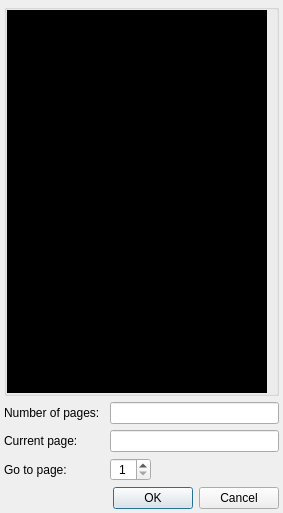
Above: forms/go_to_page_dialog.ui from mstuttgart/pynocchio before the change. Below: the same form after it.
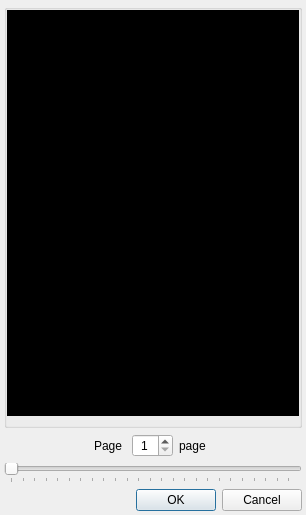
That is the form after the change. Icons and pictures are not drawn.

Commit message: [FIX] Update GoToDialog and add slider to select page. Close #49

```diff
--- a/forms/go_to_page_dialog.ui
+++ b/forms/go_to_page_dialog.ui
@@ -6,8 +6,8 @@
    <rect>
     <x>0</x>
     <y>0</y>
-    <width>283</width>
-    <height>513</height>
+    <width>306</width>
+    <height>515</height>
    </rect>
   </property>
   <property name="windowTitle">
@@ -38,9 +38,12 @@
         <set>Qt::AlignCenter</set>
        </property>
        <property name="flat">
-        <bool>true</bool>
+        <bool>false</bool>
        </property>
        <layout class="QVBoxLayout" name="vertical_layout_3">
+        <property name="spacing">
+         <number>0</number>
+        </property>
         <property name="leftMargin">
          <number>0</number>
         </property>
@@ -48,10 +51,10 @@
          <number>0</number>
         </property>
         <property name="rightMargin">
-         <number>9</number>
+         <number>0</number>
         </property>
         <property name="bottomMargin">
-         <number>0</number>
+         <number>9</number>
         </property>
         <item>
          <widget class="QScrollArea" name="scrollArea">
@@ -70,6 +73,9 @@
           <property name="horizontalScrollBarPolicy">
            <enum>Qt::ScrollBarAlwaysOff</enum>
           </property>
+          <property name="sizeAdjustPolicy">
+           <enum>QAbstractScrollArea::AdjustToContents</enum>
+          </property>
           <property name="widgetResizable">
            <bool>true</bool>
           </property>
@@ -81,13 +87,40 @@
             <rect>
              <x>0</x>
              <y>0</y>
-             <width>258</width>
-             <height>378</height>
+             <width>290</width>
+             <height>373</height>
             </rect>
            </property>
-           <layout class="QHBoxLayout" name="horizontalLayout">
+           <property name="sizePolicy">
+            <sizepolicy hsizetype="Expanding" vsizetype="Expanding">
+             <horstretch>0</horstretch>
+             <verstretch>0</verstretch>
+            </sizepolicy>
+           </property>
+           <layout class="QHBoxLayout" name="horizontal_layout">
+            <property name="spacing">
+             <number>0</number>
+            </property>
+            <property name="leftMargin">
+             <number>0</number>
+            </property>
+            <property name="topMargin">
+             <number>0</number>
+            </property>
+            <property name="rightMargin">
+             <number>0</number>
+            </property>
+            <property name="bottomMargin">
+             <number>0</number>
+            </property>
             <item>
-             <widget class="QLabel" name="label_icon">
+             <widget class="QLabel" name="page_label">
+              <property name="sizePolicy">
+               <sizepolicy hsizetype="Expanding" vsizetype="Expanding">
+                <horstretch>0</horstretch>
+                <verstretch>0</verstretch>
+               </sizepolicy>
+              </property>
               <property name="text">
                <string/>
               </property>
@@ -104,88 +137,8 @@
       </widget>
      </item>
      <item>
-      <layout class="QFormLayout" name="formLayout">
-       <property name="fieldGrowthPolicy">
-        <enum>QFormLayout::ExpandingFieldsGrow</enum>
-       </property>
-       <item row="0" column="0">
-        <widget class="QLabel" name="label_num_pages">
-         <property name="locale">
-          <locale language="English" country="UnitedStates"/>
-         </property>
-         <property name="text">
-          <string>Number of pages: </string>
-         </property>
-         <property name="alignment">
-          <set>Qt::AlignLeading|Qt::AlignLeft|Qt::AlignVCenter</set>
-         </property>
-        </widget>
-       </item>
-       <item row="0" column="1">
-        <widget class="QLineEdit" name="line_edit_num_page">
-         <property name="sizePolicy">
-          <sizepolicy hsizetype="Expanding" vsizetype="Fixed">
-           <horstretch>0</horstretch>
-           <verstretch>0</verstretch>
-          </sizepolicy>
-         </property>
-         <property name="maximumSize">
-          <size>
-           <width>16777214</width>
-           <height>16777215</height>
-          </size>
-         </property>
-         <property name="frame">
-          <bool>true</bool>
-         </property>
-         <property name="alignment">
-          <set>Qt::AlignCenter</set>
-         </property>
-         <property name="readOnly">
-          <bool>true</bool>
-         </property>
-        </widget>
-       </item>
-       <item row="1" column="0">
-        <widget class="QLabel" name="label_current_page">
-         <property name="locale">
-          <locale language="English" country="UnitedStates"/>
-         </property>
-         <property name="text">
-          <string>Current page:        </string>
-         </property>
-         <property name="alignment">
-          <set>Qt::AlignLeading|Qt::AlignLeft|Qt::AlignVCenter</set>
-         </property>
-        </widget>
-       </item>
-       <item row="1" column="1">
-        <widget class="QLineEdit" name="line_edit_current_page">
-         <property name="autoFillBackground">
-          <bool>false</bool>
-         </property>
-         <property name="frame">
-          <bool>true</bool>
-         </property>
-         <property name="alignment">
-          <set>Qt::AlignCenter</set>
-         </property>
-         <property name="readOnly">
-          <bool>true</bool>
-         </property>
-        </widget>
-       </item>
-       <item row="2" column="0">
-        <widget class="QLabel" name="label_go_page">
-         <property name="locale">
-          <locale language="English" country="UnitedStates"/>
-         </property>
-         <property name="text">
-          <string>Go to page:           </string>
-         </property>
-        </widget>
-       </item>
-       <item row="2" column="1">
+      <layout class="QGridLayout" name="grid_layout">
+       <item row="2" column="2">
         <widget class="QSpinBox" name="spin_box_go_page">
          <property name="wrapping">
           <bool>false</bool>
@@ -216,6 +169,65 @@
          </property>
         </widget>
        </item>
+       <item row="2" column="5">
+        <spacer name="horizontal_spacer_right">
+         <property name="orientation">
+          <enum>Qt::Horizontal</enum>
+         </property>
+         <property name="sizeHint" stdset="0">
+          <size>
+           <width>40</width>
+           <height>20</height>
+          </size>
+         </property>
+        </spacer>
+       </item>
+       <item row="2" column="1">
+        <widget class="QLabel" name="page_label_2">
+         <property name="text">
+          <string>Page </string>
+         </property>
+        </widget>
+       </item>
+       <item row="2" column="3">
+        <widget class="QLabel" name="total_page_label">
+         <property name="text">
+          <string>page</string>
+         </property>
+        </widget>
+       </item>
+       <item row="2" column="0">
+        <spacer name="horizontalSpacer">
+         <property name="orientation">
+          <enum>Qt::Horizontal</enum>
+         </property>
+         <property name="sizeHint" stdset="0">
+          <size>
+           <width>40</width>
+           <height>20</height>
+          </size>
+         </property>
+        </spacer>
+       </item>
+       <item row="3" column="0" colspan="6">
+        <widget class="QSlider" name="horizontal_slider">
+         <property name="minimum">
+          <number>1</number>
+         </property>
+         <property name="pageStep">
+          <number>4</number>
+         </property>
+         <property name="orientation">
+          <enum>Qt::Horizontal</enum>
+         </property>
+         <property name="tickPosition">
+          <enum>QSlider::TicksBelow</enum>
+         </property>
+         <property name="tickInterval">
+          <number>4</number>
+         </property>
+        </widget>
+       </item>
       </layout>
      </item>
     </layout>
```
Left out of the diff: 67 changed lines with no effect on the pictures. The commit also changes 3 other files.
